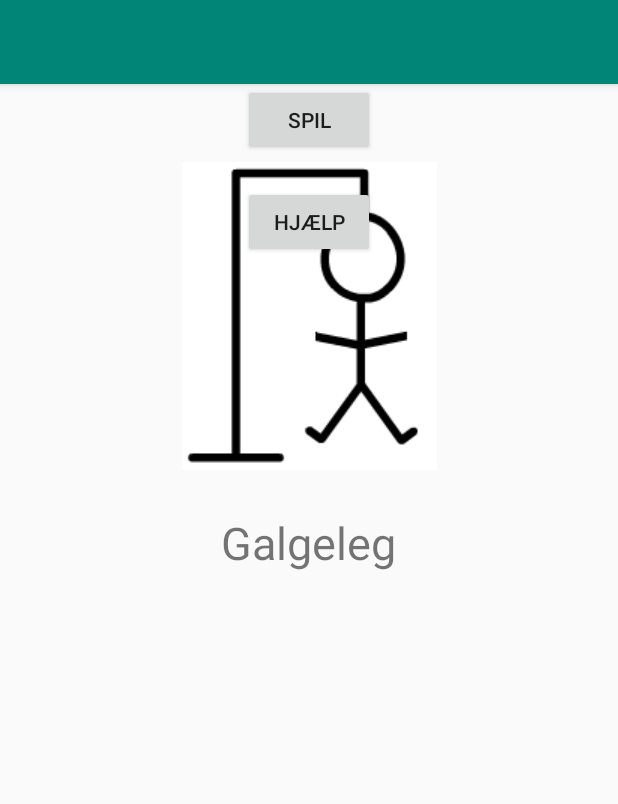
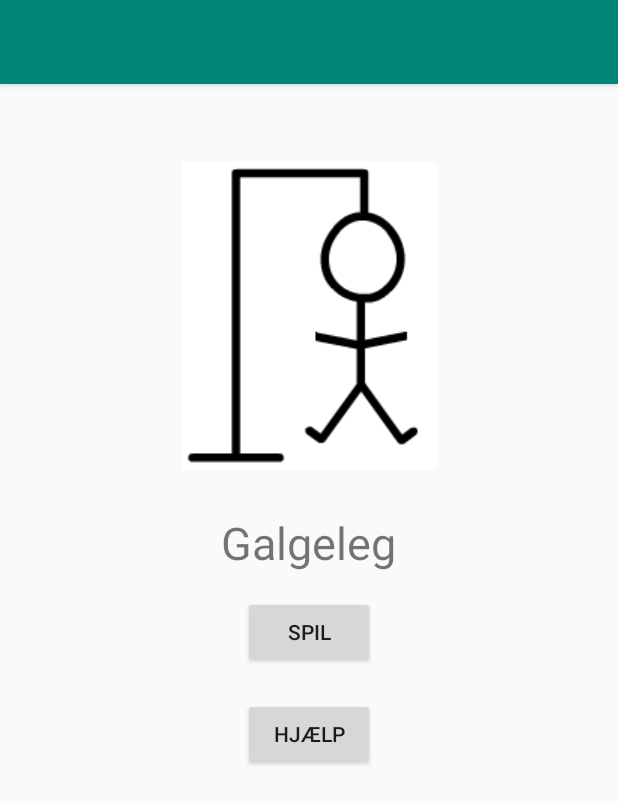
Before and after one commit to Joe-Briefcase/Galgeleg, an Android app: the screen it shows after launch (MainMenu), on a phone screen of 412 x 824 dp. Shown: the top 804 px of the screen. Run offline under Robolectric (Android 15) with nearby library versions, the phone set to English and light mode, and no system bars.

Commit message:
Begyndt på ny opgave.

```diff
--- a/app/build.gradle
+++ b/app/build.gradle
@@ -26,4 +26,5 @@ dependencies {
     testImplementation 'junit:junit:4.12'
     androidTestImplementation 'androidx.test:runner:1.2.0'
     androidTestImplementation 'androidx.test.espresso:espresso-core:3.2.0'
+    implementation 'androidx.recyclerview:recyclerview:1.0.0'
 }
--- a/app/src/main/java/com/example/galgeleg/MainMenu.java
+++ b/app/src/main/java/com/example/galgeleg/MainMenu.java
@@ -1,10 +1,13 @@
 package com.example.galgeleg;
 
 import androidx.appcompat.app.AppCompatActivity;
+import androidx.recyclerview.widget.LinearLayoutManager;
+import androidx.recyclerview.widget.RecyclerView;
 
 import android.content.Intent;
 import android.os.Bundle;
 import android.view.View;
+import android.widget.Adapter;
 import android.widget.Button;
 import android.widget.ImageView;
 import android.widget.TextView;
--- a/app/src/main/res/layout/activity_main_menu.xml
+++ b/app/src/main/res/layout/activity_main_menu.xml
@@ -5,6 +5,45 @@
     android:layout_width="match_parent"
     android:layout_height="match_parent"
     tools:context=".MainMenu">
+
+    <Button
+        android:id="@+id/button"
+        android:layout_width="wrap_content"
+        android:layout_height="wrap_content"
+        android:layout_marginStart="161dp"
+        android:layout_marginTop="15dp"
+        android:layout_marginEnd="162dp"
+        android:text="Spil"
+        app:layout_constraintEnd_toEndOf="parent"
+        app:layout_constraintHorizontal_bias="1.0"
+        app:layout_constraintStart_toStartOf="parent"
+        app:layout_constraintTop_toBottomOf="@+id/textWin" />
+
+    <Button
+        android:id="@+id/button2"
+        android:layout_width="wrap_content"
+        android:layout_height="wrap_content"
+        android:layout_marginStart="161dp"
+        android:layout_marginTop="20dp"
+        android:layout_marginEnd="162dp"
+        android:text="Hjælp"
+        app:layout_constraintEnd_toEndOf="parent"
+        app:layout_constraintStart_toStartOf="parent"
+        app:layout_constraintTop_toBottomOf="@+id/button" />
+
+    <ImageView
+        android:id="@+id/imageView"
+        android:layout_width="wrap_content"
+        android:layout_height="wrap_content"
+        android:layout_marginStart="8dp"
+        android:layout_marginTop="52dp"
+        android:layout_marginEnd="8dp"
+        android:layout_marginBottom="214dp"
+        app:layout_constraintBottom_toTopOf="@+id/constraintLayout"
+        app:layout_constraintEnd_toEndOf="parent"
+        app:layout_constraintStart_toStartOf="parent"
+        app:layout_constraintTop_toTopOf="parent"
+        app:srcCompat="@drawable/forkert6" />
 
     <TextView
         android:id="@+id/textWin"
@@ -19,40 +58,15 @@
         app:layout_constraintStart_toStartOf="parent"
         app:layout_constraintTop_toBottomOf="@+id/imageView" />
 
-    <ImageView
-        android:id="@+id/imageView"
-        android:layout_width="wrap_content"
-        android:layout_height="wrap_content"
-        android:layout_marginStart="8dp"
-        android:layout_marginTop="52dp"
-        android:layout_marginEnd="8dp"
+    <androidx.constraintlayout.widget.ConstraintLayout
+        android:id="@+id/constraintLayout"
+        android:layout_width="0dp"
+        android:layout_height="0dp"
+        app:layout_constraintBottom_toBottomOf="parent"
         app:layout_constraintEnd_toEndOf="parent"
         app:layout_constraintStart_toStartOf="parent"
-        app:layout_constraintTop_toTopOf="parent"
-        app:srcCompat="@drawable/forkert6" />
+        app:layout_constraintTop_toBottomOf="@+id/imageView"/>
 
-    <Button
-        android:id="@+id/button"
-        android:layout_width="wrap_content"
-        android:layout_height="wrap_content"
-        android:layout_marginStart="161dp"
-        android:layout_marginTop="12dp"
-        android:layout_marginEnd="162dp"
-        android:text="Spil"
-        app:layout_constraintEnd_toEndOf="parent"
-        app:layout_constraintStart_toStartOf="parent"
-        app:layout_constraintTop_toBottomOf="@+id/textView" />
 
-    <Button
-        android:id="@+id/button2"
-        android:layout_width="wrap_content"
-        android:layout_height="wrap_content"
-        android:layout_marginStart="161dp"
-        android:layout_marginTop="20dp"
-        android:layout_marginEnd="162dp"
-        android:text="Hjælp"
-        app:layout_constraintEnd_toEndOf="parent"
-        app:layout_constraintStart_toStartOf="parent"
-        app:layout_constraintTop_toBottomOf="@+id/button" />
 
 </androidx.constraintlayout.widget.ConstraintLayout>
```
Also changed, not shown: app/src/main/res/layout/activity_lose.xml (+32 -0 lines), 1 other file.
